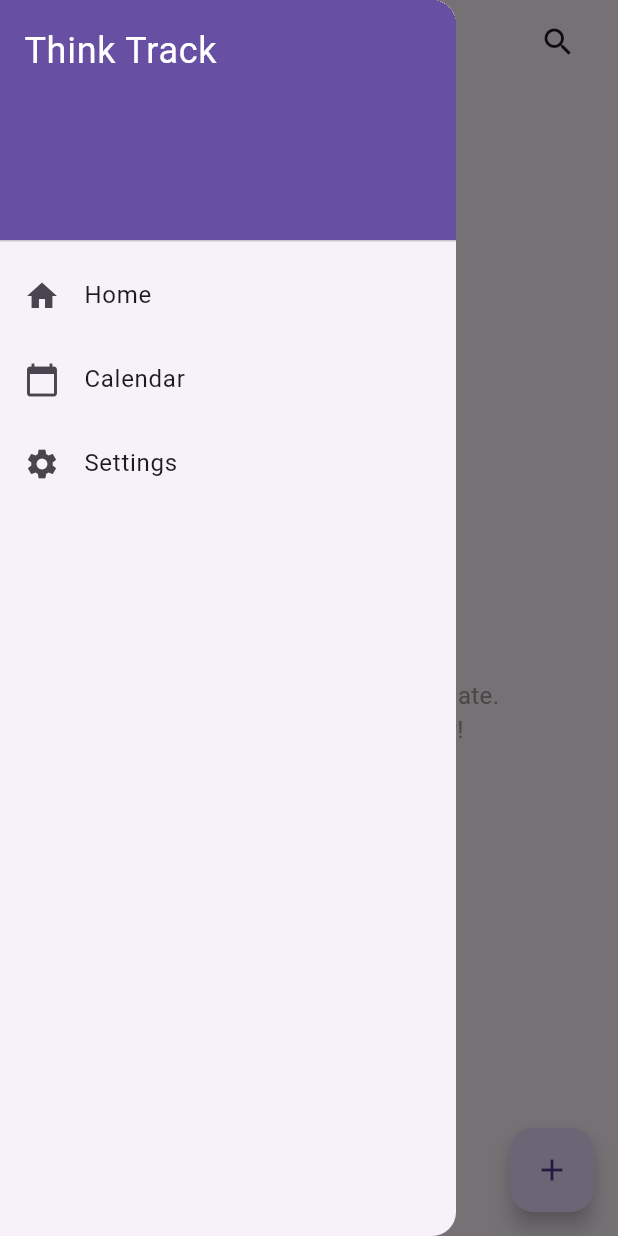
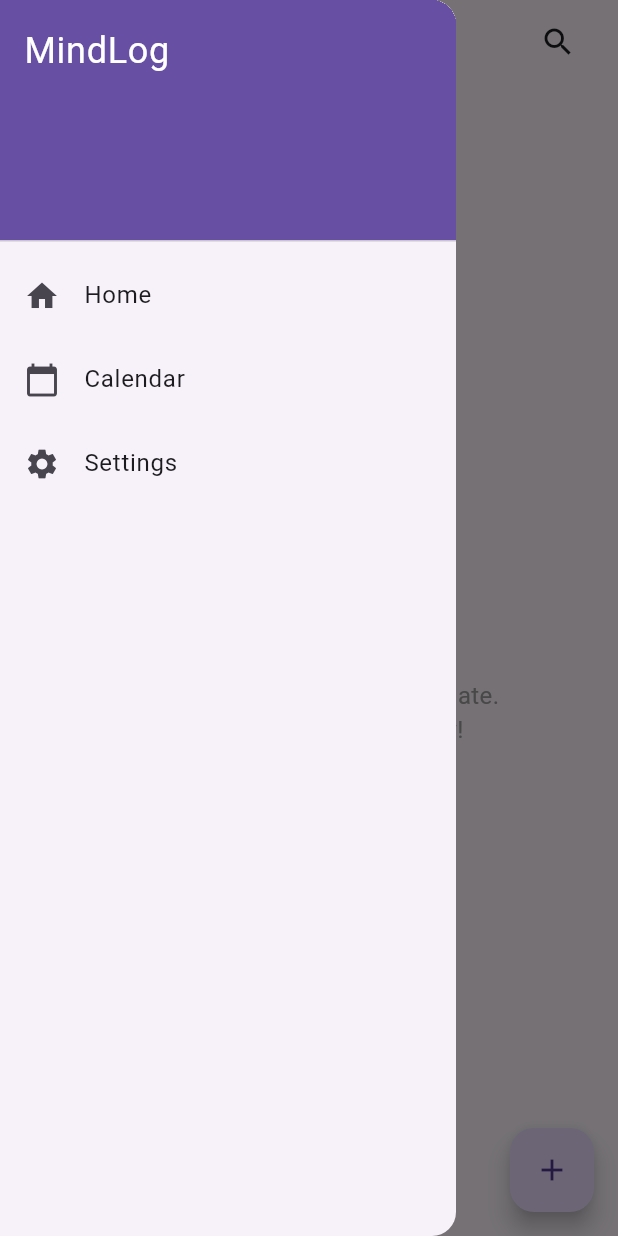
Before and after one commit to zihuv/mindlog, a Flutter app: the screen it shows after launch, with the side drawer open, on a phone screen of 412 x 824 dp. Run offline on Flutter 3.47's test engine with Material 3 defaults, Android fonts, the phone set to English and light mode, and no system bars; our stand-ins replace equatable, shared_preferences.

Commit message:
修改名称

```diff
--- a/lib/features/journal/presentation/pages/journal_page.dart
+++ b/lib/features/journal/presentation/pages/journal_page.dart
@@ -454,7 +454,7 @@
               DrawerHeader(
                 decoration: BoxDecoration(color: Theme.of(context).primaryColor),
                 child: Text(
-                  'Think Track',
+                  'MindLog',
                   style: TextStyle(color: Colors.white, fontSize: 24),
                 ),
               ),
--- a/lib/features/settings/presentation/pages/settings_page.dart
+++ b/lib/features/settings/presentation/pages/settings_page.dart
@@ -19,7 +19,7 @@
               child: ListTile(
                 leading: Icon(Icons.info),
                 title: const Text('About'),
-                subtitle: Text('Think Track v1.0.0'),
+                subtitle: Text('MindLog v1.0.0'),
               ),
             ),
             // Add more settings options as needed
```
Also changed, not shown: photo/PixPin_2025-11-10_22-43-04.png (added), 5 other files.
